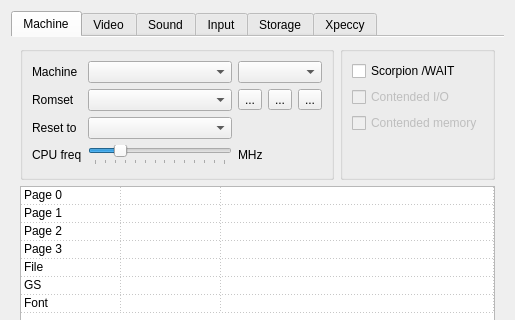
Above: ui/setupwin.ui from samstyle/Xpeccy before the change; both pictures show x 0 to 515 and y 0 to 320 of the 515 by 462 pixel window. Below: the same form after it.
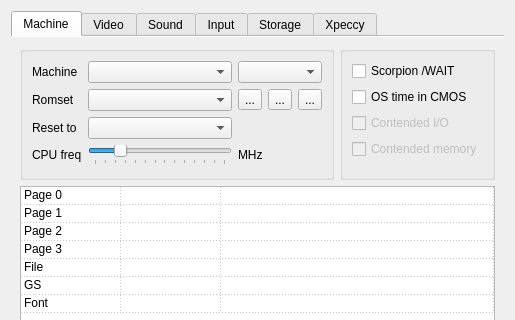
That is the form after the change. Icons and pictures are not drawn.

The edit to the form file:
```diff
--- a/ui/setupwin.ui
+++ b/ui/setupwin.ui
@@ -206,7 +206,7 @@
            </item>
            <item>
             <widget class="QGroupBox" name="archOptGBox">
-             <layout class="QVBoxLayout" name="verticalLayout_26" stretch="0,0,0,0">
+             <layout class="QVBoxLayout" name="verticalLayout_26" stretch="0,0,0,0,0">
               <item>
                <widget class="QCheckBox" name="scrpwait">
                 <property name="enabled">
@@ -220,6 +220,13 @@
                 </property>
                </widget>
               </item>
+              <item>
+               <widget class="QCheckBox" name="sysCmos">
+                <property name="text">
+                 <string>OS time in CMOS</string>
+                </property>
+               </widget>
+              </item>
               <item>
                <widget class="QCheckBox" name="contIO">
                 <property name="enabled">
```
